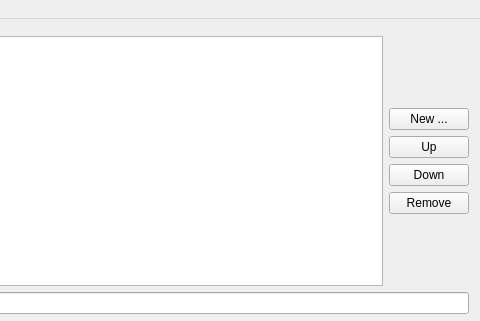
qtlmovie/qtlmovie, file src/QtlMovie/QtlMovieMainWindow.ui: the form before one commit; both pictures show x 200 to 680 and y 0 to 321 of the 680 by 600 pixel window.
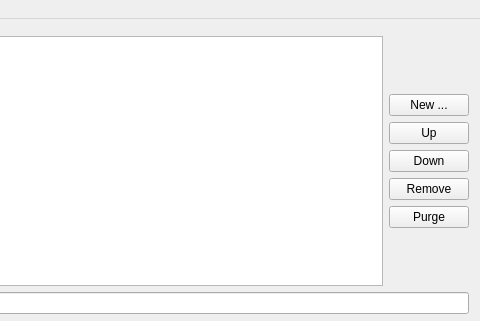
The form after the commit. Icons and pictures are not drawn. Custom widgets are drawn as their Qt base class.

```diff
--- a/src/QtlMovie/QtlMovieMainWindow.ui
+++ b/src/QtlMovie/QtlMovieMainWindow.ui
@@ -100,6 +100,13 @@
             </property>
            </widget>
           </item>
+          <item>
+           <widget class="QPushButton" name="buttonPurge">
+            <property name="text">
+             <string>Purge</string>
+            </property>
+           </widget>
+          </item>
           <item>
            <spacer name="taskButtonsSpacer2">
             <property name="orientation">
```
Left out of the diff: 39 changed lines with no effect on the pictures.
